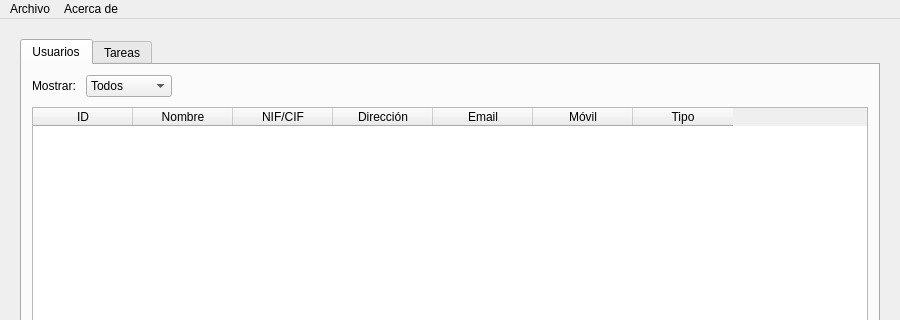
Qt form templates/mainwindow.ui (nolarpxo/recuperaTusGuijarroDavid) before a commit; both pictures show x 0 to 900 and y 0 to 320 of the 900 by 760 pixel window.
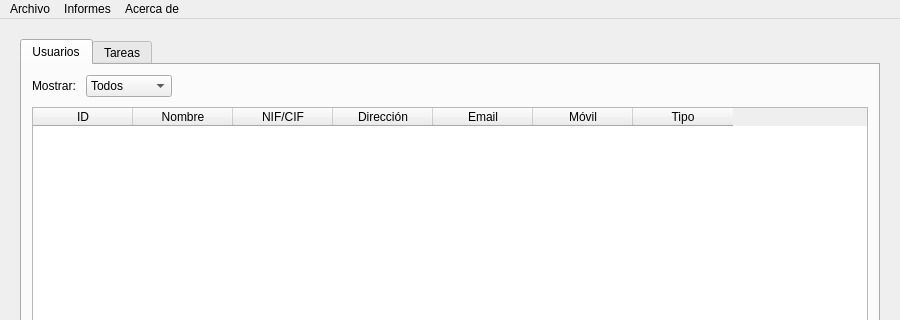
The same form after that commit.

Commit message: feat: añadir menu Informes y accion Listado empleados

```diff
--- a/templates/mainwindow.ui
+++ b/templates/mainwindow.ui
@@ -547,7 +547,14 @@
      <string>Acerca de</string>
     </property>
    </widget>
+   <widget class="QMenu" name="menuInformes">
+    <property name="title">
+     <string>Informes</string>
+    </property>
+    <addaction name="actionListadoEmpleados"/>
+   </widget>
    <addaction name="menuArchivo"/>
+   <addaction name="menuInformes"/>
    <addaction name="menuNavegacion"/>
   </widget>
   <widget class="QStatusBar" name="statusbar"/>
```
Left out of the diff: 5 changed lines with no effect on the pictures. The commit also changes 3 other files.
